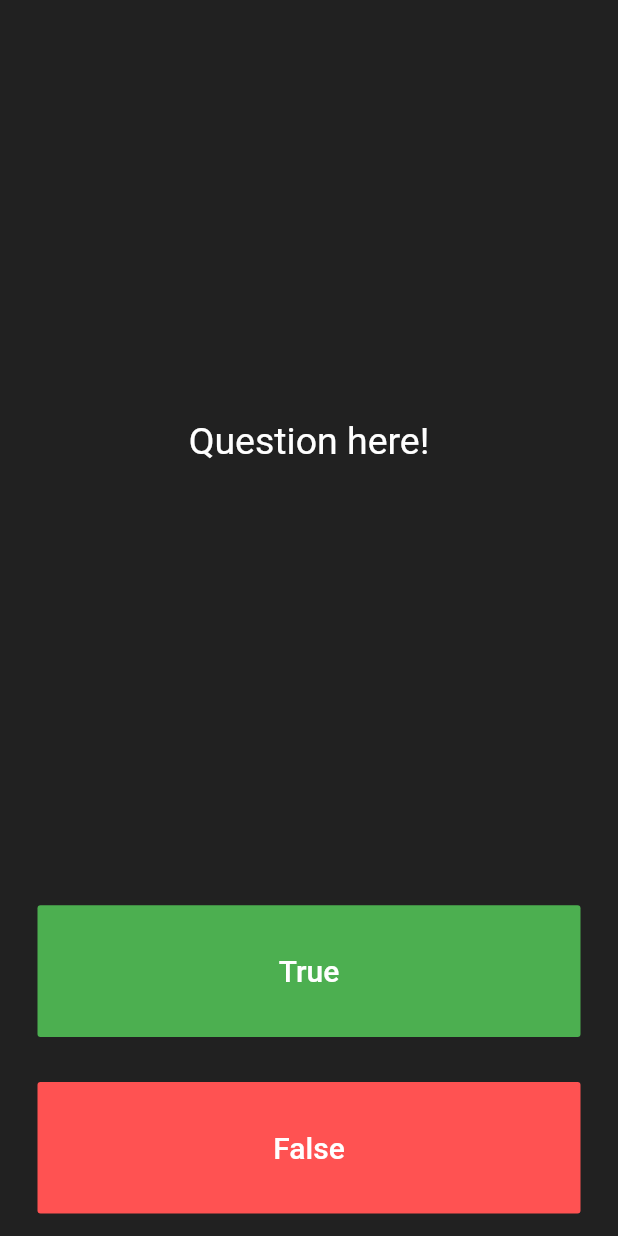
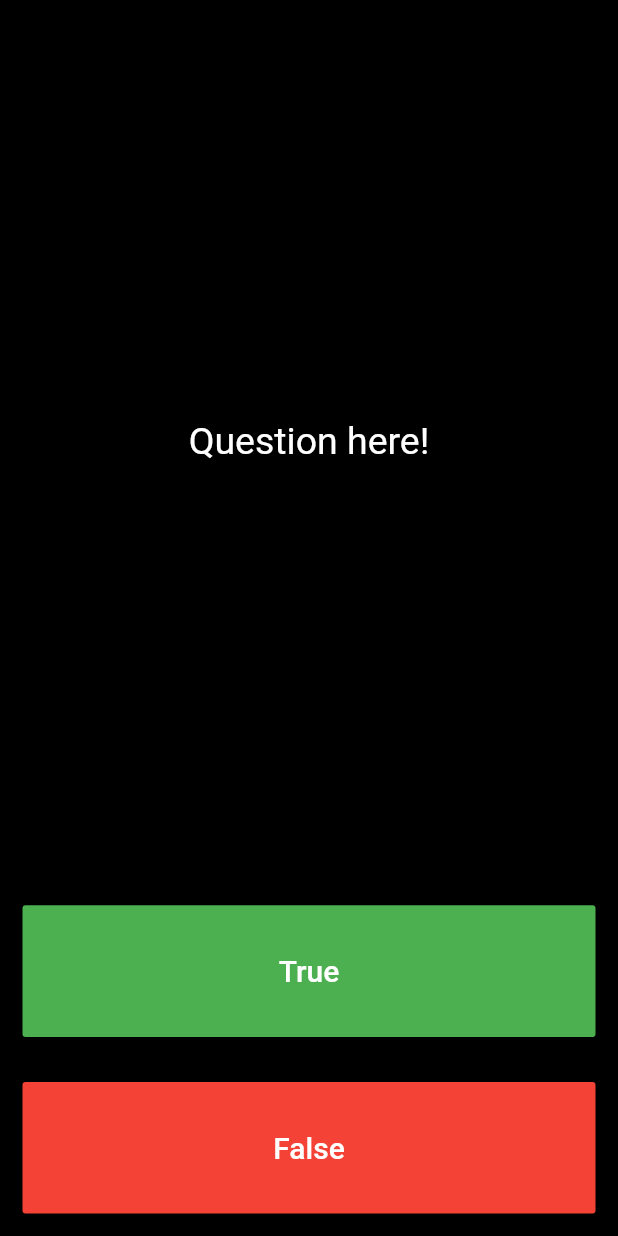
Before and after one commit to d2416/quiz_app, a Flutter app: the screen it shows after launch, on a phone screen of 412 x 824 dp. Run offline on Flutter 3.47's test engine with Material 2 defaults, Android fonts, the phone set to English and light mode, and no system bars.

Commit message:
rework UI

```diff
--- a/lib/main.dart
+++ b/lib/main.dart
@@ -13,12 +13,9 @@ class QuizApp extends StatelessWidget {
   Widget build(BuildContext context) {
     return MaterialApp(
       home: Scaffold(
-        backgroundColor: Colors.grey.shade900,
+        backgroundColor: Colors.black,
         body: SafeArea(
-          child: Padding(
-            padding: EdgeInsets.symmetric(horizontal: 10.0),
-            child: Quiz(),
-          ),
+          child: Quiz(),
         ),
       ),
     );
@@ -34,8 +31,8 @@ class _QuizState extends State<Quiz> {
   @override
   Widget build(BuildContext context) {
     return Column(
+      mainAxisAlignment: MainAxisAlignment.spaceBetween,
       crossAxisAlignment: CrossAxisAlignment.stretch,
-      mainAxisAlignment: MainAxisAlignment.spaceBetween,
       children: [
         Expanded(
           flex: 5,
@@ -44,7 +41,6 @@ class _QuizState extends State<Quiz> {
             child: Center(
               child: Text(
                 'Question here!',
-                textAlign: TextAlign.center,
                 style: TextStyle(
                   color: Colors.white,
                   fontSize: 25.0,
@@ -73,7 +69,7 @@ class _QuizState extends State<Quiz> {
           child: Padding(
             padding: const EdgeInsets.all(15.0),
             child: FlatButton(
-              color: Colors.redAccent,
+              color: Colors.red,
               child: Text(
                 'False',
                 style: TextStyle(
@@ -84,7 +80,7 @@ class _QuizState extends State<Quiz> {
               onPressed: () {},
             ),
           ),
-        )
+        ),
       ],
     );
   }
```
